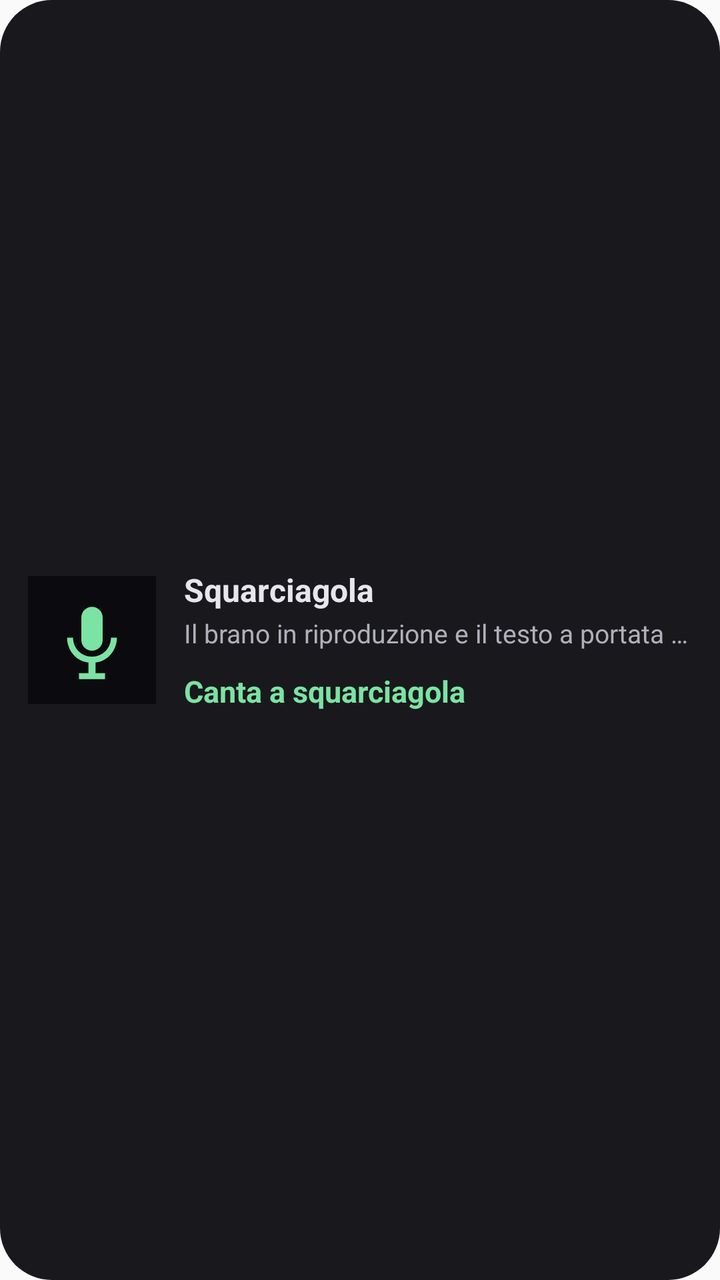
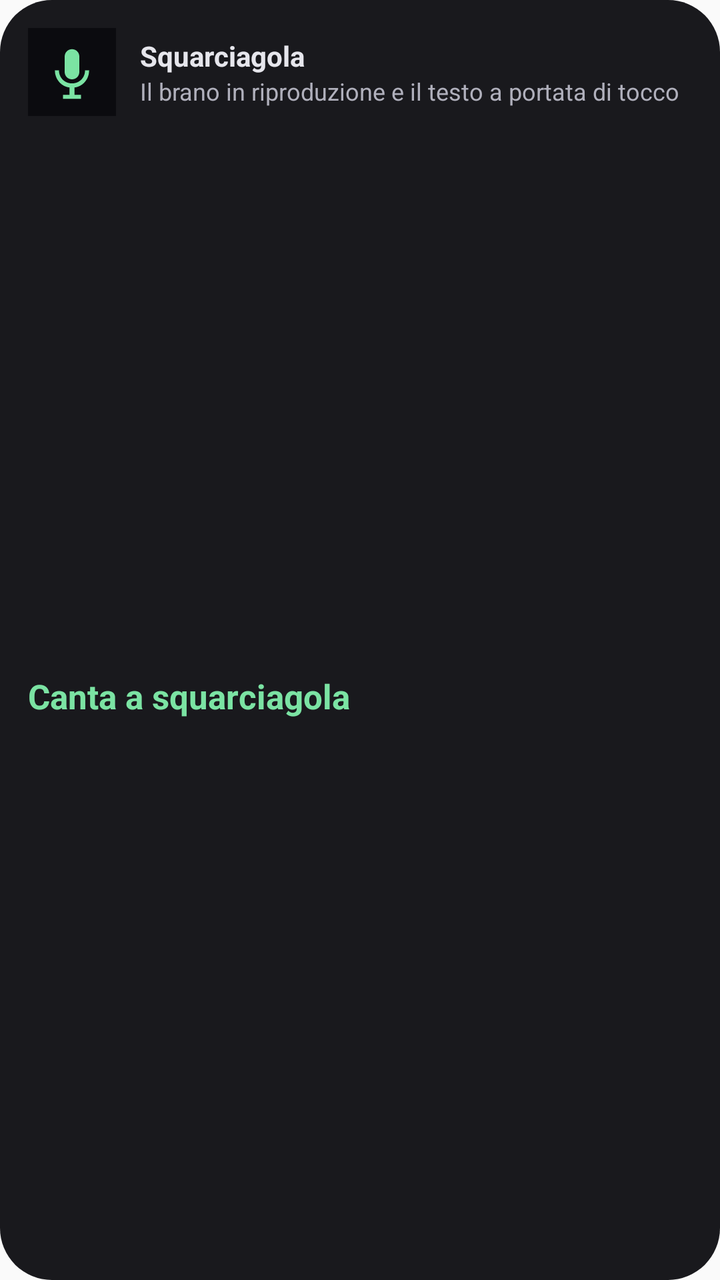

The first picture is an Android layout as it rendered before a commit; the second is the same layout after the commit. The layout source and the unified diff follow.
<!-- AndroidManifest.xml: application theme Theme.Squarciagola -->
<!-- res/layout/widget_squarciagola.xml -->
<?xml version="1.0" encoding="utf-8"?>
<LinearLayout xmlns:android="http://schemas.android.com/apk/res/android"
    android:id="@+id/radice"
    android:layout_width="match_parent"
    android:layout_height="match_parent"
    android:orientation="horizontal"
    android:background="@drawable/widget_sfondo"
    android:padding="14dp"
    android:gravity="center_vertical">

    <ImageView
        android:id="@+id/copertina"
        android:layout_width="64dp"
        android:layout_height="64dp"
        android:scaleType="centerCrop"
        android:src="@drawable/ic_launcher"
        android:contentDescription="@string/app_name" />

    <LinearLayout
        android:layout_width="0dp"
        android:layout_height="wrap_content"
        android:layout_weight="1"
        android:layout_marginStart="14dp"
        android:orientation="vertical">

        <TextView
            android:id="@+id/titolo"
            android:layout_width="match_parent"
            android:layout_height="wrap_content"
            android:maxLines="1"
            android:ellipsize="end"
            android:text="@string/app_name"
            android:textColor="#FFE6E6EC"
            android:textSize="16sp"
            android:textStyle="bold" />

        <TextView
            android:id="@+id/artista"
            android:layout_width="match_parent"
            android:layout_height="wrap_content"
            android:maxLines="1"
            android:ellipsize="end"
            android:text="@string/widget_descrizione"
            android:textColor="#FFB0B0BC"
            android:textSize="13sp"
            android:layout_marginTop="2dp" />

        
        <TextView
            android:id="@+id/riga"
            android:layout_width="match_parent"
            android:layout_height="wrap_content"
            android:maxLines="2"
            android:ellipsize="end"
            android:layout_marginTop="10dp"
            android:text="@string/widget_canta"
            android:textColor="#FF7BE3A3"
            android:textSize="15sp"
            android:textStyle="bold" />
    </LinearLayout>
</LinearLayout>
<!-- resources referenced by this layout -->
<resources>
  <!-- drawable ic_launcher (drawable) -->
  <?xml version="1.0" encoding="utf-8"?>
  <vector xmlns:android="http://schemas.android.com/apk/res/android"
      android:width="108dp"
      android:height="108dp"
      android:viewportWidth="108"
      android:viewportHeight="108">
      <path
          android:fillColor="#0B0B0F"
          android:pathData="M0,0h108v108h-108z" />
      <path
          android:fillColor="#7BE3A3"
          android:pathData="M54,26c-5,0 -9,4 -9,9v19c0,5 4,9 9,9s9,-4 9,-9v-19c0,-5 -4,-9 -9,-9z" />
      <path
          android:fillColor="#7BE3A3"
          android:pathData="M38,52h-5c0,11 8,20 18,21v9h-8v5h22v-5h-8v-9c10,-1 18,-10 18,-21h-5c0,9 -7,16 -16,16s-16,-7 -16,-16z" />
  </vector>
  <!-- drawable widget_sfondo (drawable) -->
  <?xml version="1.0" encoding="utf-8"?>
  <shape xmlns:android="http://schemas.android.com/apk/res/android" android:shape="rectangle">
      <solid android:color="#F00B0B0F" />
      <corners android:radius="26dp" />
  </shape>
  <string name="app_name">Squarciagola</string>
  <string name="widget_canta">Canta a squarciagola</string>
  <string name="widget_descrizione">Il brano in riproduzione e il testo a portata di tocco</string>
  <style name="Theme.Squarciagola" parent="Theme.AppCompat.DayNight.NoActionBar" />
</resources>

<!-- the commit's change to res/layout/widget_squarciagola.xml (unified diff, before → after) -->
@@ -3,59 +3,92 @@
     android:id="@+id/radice"
     android:layout_width="match_parent"
     android:layout_height="match_parent"
-    android:orientation="horizontal"
+    android:orientation="vertical"
     android:background="@drawable/widget_sfondo"
-    android:padding="14dp"
-    android:gravity="center_vertical">
-
-    <ImageView
-        android:id="@+id/copertina"
-        android:layout_width="64dp"
-        android:layout_height="64dp"
-        android:scaleType="centerCrop"
-        android:src="@drawable/ic_launcher"
-        android:contentDescription="@string/app_name" />
+    android:padding="14dp">
 
     <LinearLayout
-        android:layout_width="0dp"
+        android:layout_width="match_parent"
         android:layout_height="wrap_content"
+        android:orientation="horizontal"
+        android:gravity="center_vertical">
+
+        <ImageView
+            android:id="@+id/copertina"
+            android:layout_width="44dp"
+            android:layout_height="44dp"
+            android:scaleType="centerCrop"
+            android:src="@drawable/ic_launcher"
+            android:contentDescription="@string/app_name" />
+
+        <LinearLayout
+            android:layout_width="0dp"
+            android:layout_height="wrap_content"
+            android:layout_weight="1"
+            android:layout_marginStart="12dp"
+            android:orientation="vertical">
+
+            <TextView
+                android:id="@+id/titolo"
+                android:layout_width="match_parent"
+                android:layout_height="wrap_content"
+                android:maxLines="1"
+                android:ellipsize="end"
+                android:text="@string/app_name"
+                android:textColor="#FFE6E6EC"
+                android:textSize="14sp"
+                android:textStyle="bold" />
+
+            <TextView
+                android:id="@+id/artista"
+                android:layout_width="match_parent"
+                android:layout_height="wrap_content"
+                android:maxLines="1"
+                android:ellipsize="end"
+                android:text="@string/widget_descrizione"
+                android:textColor="#FFB0B0BC"
+                android:textSize="12sp" />
+        </LinearLayout>
+    </LinearLayout>
+
+    
+    <LinearLayout
+        android:layout_width="match_parent"
+        android:layout_height="0dp"
         android:layout_weight="1"
-        android:layout_marginStart="14dp"
-        android:orientation="vertical">
+        android:layout_marginTop="12dp"
+        android:orientation="vertical"
+        android:gravity="center_vertical">
 
         <TextView
-            android:id="@+id/titolo"
+            android:id="@+id/riga_precedente"
             android:layout_width="match_parent"
             android:layout_height="wrap_content"
             android:maxLines="1"
             android:ellipsize="end"
-            android:text="@string/app_name"
-            android:textColor="#FFE6E6EC"
-            android:textSize="16sp"
+            android:textColor="#FF83838F"
+            android:textSize="13sp" />
+
+        <TextView
+            android:id="@+id/riga_corrente"
+            android:layout_width="match_parent"
+            android:layout_height="wrap_content"
+            android:maxLines="2"
+            android:ellipsize="end"
+            android:layout_marginTop="4dp"
+            android:layout_marginBottom="4dp"
+            android:text="@string/widget_canta"
+            android:textColor="#FF7BE3A3"
+            android:textSize="17sp"
             android:textStyle="bold" />
 
         <TextView
-            android:id="@+id/artista"
+            android:id="@+id/riga_successiva"
             android:layout_width="match_parent"
             android:layout_height="wrap_content"
             android:maxLines="1"
             android:ellipsize="end"
-            android:text="@string/widget_descrizione"
-            android:textColor="#FFB0B0BC"
-            android:textSize="13sp"
-            android:layout_marginTop="2dp" />
-
-        
-        <TextView
-            android:id="@+id/riga"
-            android:layout_width="match_parent"
-            android:layout_height="wrap_content"
-            android:maxLines="2"
-            android:ellipsize="end"
-            android:layout_marginTop="10dp"
-            android:text="@string/widget_canta"
-            android:textColor="#FF7BE3A3"
-            android:textSize="15sp"
-            android:textStyle="bold" />
+            android:textColor="#FF83838F"
+            android:textSize="13sp" />
     </LinearLayout>
 </LinearLayout>
